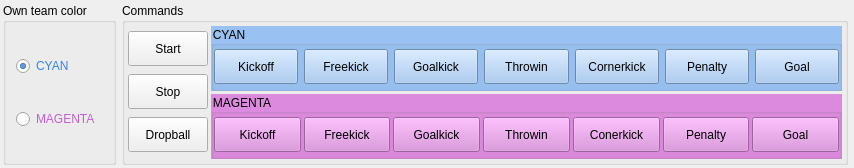
Old version of the form basestation/musashi_rqt_player_server/resource/player_server.ui in the repository tominagalab-apps/musashi-ros2-humble.
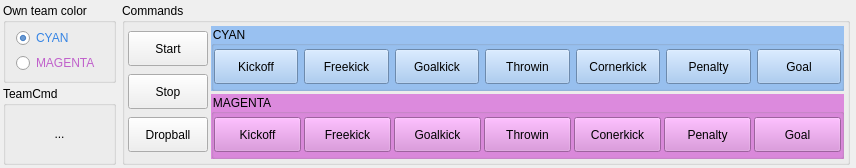
New version of the form.

Diff of the .ui file:
```diff
--- a/basestation/musashi_rqt_player_server/resource/player_server.ui
+++ b/basestation/musashi_rqt_player_server/resource/player_server.ui
@@ -6,7 +6,7 @@
    <rect>
     <x>0</x>
     <y>0</y>
-    <width>854</width>
+    <width>856</width>
     <height>168</height>
    </rect>
   </property>
@@ -30,6 +30,8 @@
     <number>3</number>
    </property>
    <item>
+    <layout class="QVBoxLayout" name="verticalLayout_2">
+     <item>
     <widget class="QGroupBox" name="grpColor">
      <property name="title">
       <string>Own team color</string>
@@ -87,6 +89,42 @@
       </item>
      </layout>
     </widget>
+     </item>
+     <item>
+      <widget class="QGroupBox" name="groupBox_2">
+       <property name="title">
+        <string>TeamCmd</string>
+       </property>
+       <layout class="QVBoxLayout" name="verticalLayout_5">
+        <property name="spacing">
+         <number>3</number>
+        </property>
+        <property name="leftMargin">
+         <number>3</number>
+        </property>
+        <property name="topMargin">
+         <number>3</number>
+        </property>
+        <property name="rightMargin">
+         <number>3</number>
+        </property>
+        <property name="bottomMargin">
+         <number>3</number>
+        </property>
+        <item>
+         <widget class="QLabel" name="lblTeamCmd">
+          <property name="text">
+           <string>...</string>
+          </property>
+          <property name="alignment">
+           <set>Qt::AlignCenter</set>
+          </property>
+         </widget>
+        </item>
+       </layout>
+      </widget>
+     </item>
+    </layout>
    </item>
    <item>
     <widget class="Line" name="line_2">
```
Lines whose indentation alone changed are shown as unchanged.
